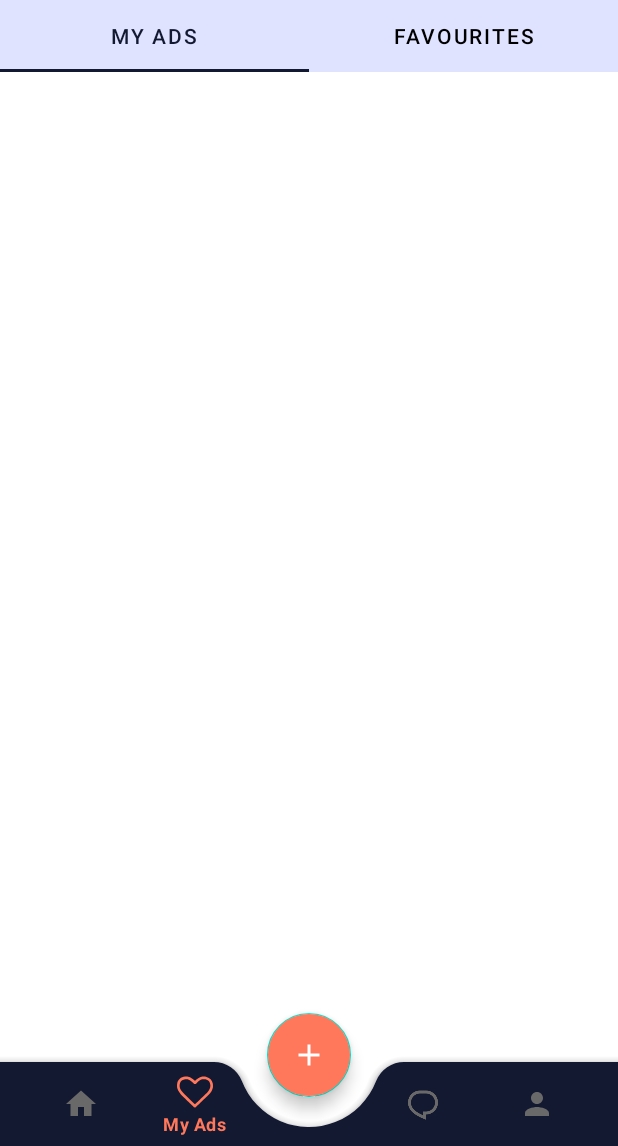
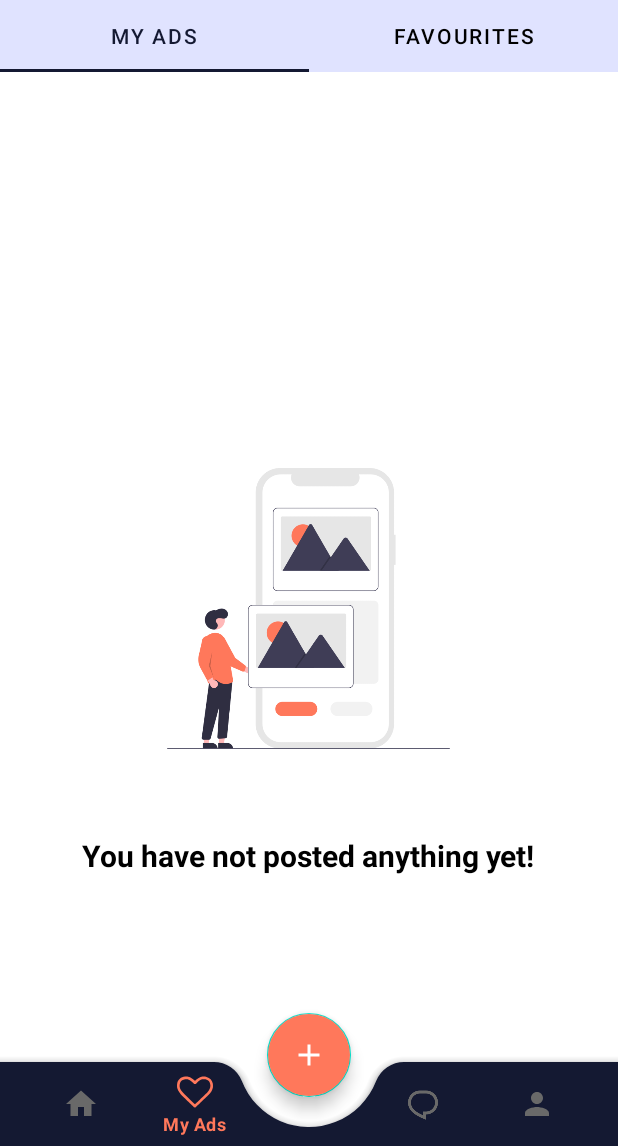
Before and after one commit to AdityaNair102001/ClassifiedsApp, an Android app: the screen it shows after launch once a user with an empty profile is signed in (DefaultPageActivity), item 2 of the bottom bar chosen, on a phone screen of 412 x 824 dp, the part 90-1236 px from its top. Run offline under Robolectric (Android 15) with nearby library versions, the phone set to English and light mode, and no system bars; our stand-ins replace Firebase (no records; nobody signed in at launch, a user with empty details on screens opened directly).

Commit message:
Default no post image.

```diff
--- a/app/src/main/java/com/phoenixcorp/classifiedsapp/MyPostsFragment.java
+++ b/app/src/main/java/com/phoenixcorp/classifiedsapp/MyPostsFragment.java
@@ -7,9 +7,12 @@ import androidx.fragment.app.Fragment;
 import androidx.recyclerview.widget.LinearLayoutManager;
 import androidx.recyclerview.widget.RecyclerView;
 
+import android.util.Log;
 import android.view.LayoutInflater;
 import android.view.View;
 import android.view.ViewGroup;
+import android.widget.ImageView;
+import android.widget.TextView;
 
 import com.google.android.gms.tasks.OnCompleteListener;
 import com.google.android.gms.tasks.Task;
@@ -73,6 +76,8 @@ public class MyPostsFragment extends Fragment {
 
     RecyclerView myPostList;
     CircularProgressIndicator pd;
+    ImageView noPostsImage;
+    TextView noPostsText;
 
 
     @Override
@@ -83,8 +88,13 @@ public class MyPostsFragment extends Fragment {
 
         myPostList=view.findViewById(R.id.myPosts);
         pd=view.findViewById(R.id.progressBarMyPosts);
+        noPostsImage=view.findViewById(R.id.noPostsImage);
+        noPostsText=view.findViewById(R.id.noPostsText);
 
-        pd.setVisibility(View.INVISIBLE);
+
+        pd.setVisibility(View.VISIBLE);
+        noPostsText.setVisibility(View.INVISIBLE);
+        noPostsImage.setVisibility(View.INVISIBLE);
 
         ArrayList<String> productNamesFromDB= new ArrayList<>();
         ArrayList<String> pricesFromDB=new ArrayList<>();
@@ -95,7 +105,6 @@ public class MyPostsFragment extends Fragment {
         HashMap<String, String> imageUrlsFromDB=new HashMap<>();
         HashMap<String,Boolean> likedPostsFromDB = new HashMap<>();
 
-        String[] names={"Aaloo","Bhujia","Vada","Dosa","Chamanti","Porota"};
 
         FirebaseFirestore db = FirebaseFirestore.getInstance();
         final String currentUser = Objects.requireNonNull(FirebaseAuth.getInstance().getCurrentUser()).getUid();
@@ -111,6 +120,8 @@ public class MyPostsFragment extends Fragment {
                         locationFromDB.add(documentSnapshot.getString("location"));
                         documentID.add(documentSnapshot.getId());
 
+                        Log.e("123", "onComplete: "+"at 123" );
+
                         db.collection("users").document(currentUser).collection("my posts").document(documentSnapshot.getId()).collection("urls").get().addOnCompleteListener(new OnCompleteListener<QuerySnapshot>() {
                             @Override
                             public void onComplete(@NonNull Task<QuerySnapshot> task) {
@@ -118,12 +129,21 @@ public class MyPostsFragment extends Fragment {
                                         List<DocumentSnapshot> documentList=task.getResult().getDocuments();
                                         imageUrlsFromDB.put(documentSnapshot.getId(),documentList.get(documentList.size()-1).getString("url"));
 
+                                    Log.e("130", "onComplete: "+"at 130");
+
                                         adapterHandler(productNamesFromDB,productDescriptionFromDB,pricesFromDB,locationFromDB,imageUrlsFromDB,documentID,likedPostsFromDB);
                                 }
                             }
                         });
 
                     }
+
+                    if(documentID.isEmpty()){
+                        noPostsImage.setVisibility(View.VISIBLE);
+                        noPostsText.setVisibility(View.VISIBLE);
+                        pd.setVisibility(View.INVISIBLE);
+                    }
+
                 }
             }
         });
@@ -133,6 +153,8 @@ public class MyPostsFragment extends Fragment {
 
     void adapterHandler(ArrayList<String> productNames,ArrayList<String>productDescription,ArrayList<String>prices,ArrayList<String>locations,HashMap<String,String>imageUrls,ArrayList<String>documentID,HashMap<String,Boolean> likedPosts){
 
+        pd.setVisibility(View.INVISIBLE);
+
         MyPostListAdapter adapter=new MyPostListAdapter(productNames,productDescription,prices,locations,imageUrls,documentID,likedPosts, this);
         myPostList.setLayoutManager(new LinearLayoutManager(getContext(), LinearLayoutManager.VERTICAL,false));
         myPostList.setAdapter(adapter);
--- a/app/src/main/res/layout/fragment_my_posts.xml
+++ b/app/src/main/res/layout/fragment_my_posts.xml
@@ -20,4 +20,31 @@
         android:layout_height="wrap_content"
         android:layout_gravity="center"
         android:indeterminate="true" />
+
+
+    <ImageView
+        android:id="@+id/noPostsImage"
+        android:layout_width="250dp"
+        android:layout_height="250dp"
+        android:layout_gravity="center"
+        android:src="@drawable/noposts"
+        android:visibility="gone">
+    </ImageView>
+
+    <com.google.android.material.textview.MaterialTextView
+        android:id="@+id/noPostsText"
+        android:layout_width="wrap_content"
+        android:layout_height="wrap_content"
+        android:layout_gravity="bottom|center"
+        android:layout_marginBottom="180dp"
+        android:text="You have not posted anything yet!"
+        android:textColor="@color/black"
+        android:textSize="20sp"
+        android:textStyle="bold"
+        android:visibility="gone">
+
+
+    </com.google.android.material.textview.MaterialTextView>
+
+
 </FrameLayout>
```
Also changed, not shown: app/src/main/res/drawable/noposts.png (added).
